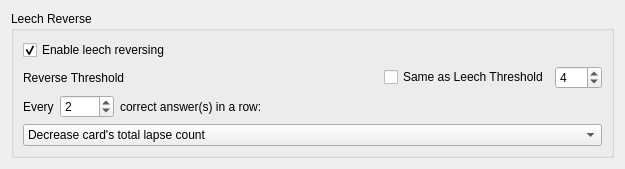
First picture: the form in res/ui/reverse_form.ui, repository iamjustkoi/LeechToolkit, before the edit.
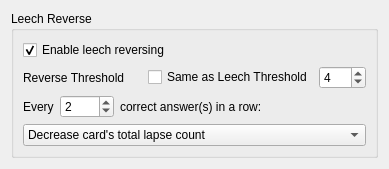
Second picture: the form after the edit.

What changed in the file:
```diff
--- a/res/ui/reverse_form.ui
+++ b/res/ui/reverse_form.ui
@@ -6,16 +6,28 @@
             <rect>
                 <x>0</x>
                 <y>0</y>
-                <width>625</width>
-                <height>156</height>
+                <width>389</width>
+                <height>150</height>
             </rect>
         </property>
+        <property name="sizePolicy">
+            <sizepolicy hsizetype="Expanding" vsizetype="Expanding">
+                <horstretch>0</horstretch>
+                <verstretch>0</verstretch>
+            </sizepolicy>
+        </property>
         <property name="windowTitle">
             <string>ReverseForm</string>
         </property>
         <layout class="QVBoxLayout" name="verticalLayout">
             <item>
                 <widget class="QGroupBox" name="reverseGroup">
+                    <property name="sizePolicy">
+                        <sizepolicy hsizetype="Minimum" vsizetype="Maximum">
+                            <horstretch>0</horstretch>
+                            <verstretch>0</verstretch>
+                        </sizepolicy>
+                    </property>
                     <property name="title">
                         <string>Leech Reverse</string>
                     </property>
@@ -25,6 +37,12 @@
                     <layout class="QVBoxLayout" name="verticalLayout_2">
                         <item>
                             <widget class="QCheckBox" name="reverseCheckbox">
+                                <property name="sizePolicy">
+                                    <sizepolicy hsizetype="Minimum" vsizetype="Fixed">
+                                        <horstretch>0</horstretch>
+                                        <verstretch>0</verstretch>
+                                    </sizepolicy>
+                                </property>
                                 <property name="text">
                                     <string>Enable leech reversing</string>
                                 </property>
@@ -127,6 +145,12 @@
                         </item>
                         <item>
                             <widget class="QComboBox" name="reverseMethodDropdown">
+                                <property name="sizePolicy">
+                                    <sizepolicy hsizetype="Preferred" vsizetype="Fixed">
+                                        <horstretch>0</horstretch>
+                                        <verstretch>0</verstretch>
+                                    </sizepolicy>
+                                </property>
                                 <property name="currentText">
                                     <string>Decrease card's total lapse count</string>
                                 </property>
@@ -145,19 +169,6 @@
                     </layout>
                 </widget>
             </item>
-            <item>
-                <spacer name="spacer">
-                    <property name="orientation">
-                        <enum>Qt::Vertical</enum>
-                    </property>
-                    <property name="sizeHint" stdset="0">
-                        <size>
-                            <width>0</width>
-                            <height>0</height>
-                        </size>
-                    </property>
-                </spacer>
-            </item>
         </layout>
     </widget>
     <resources/>
```
